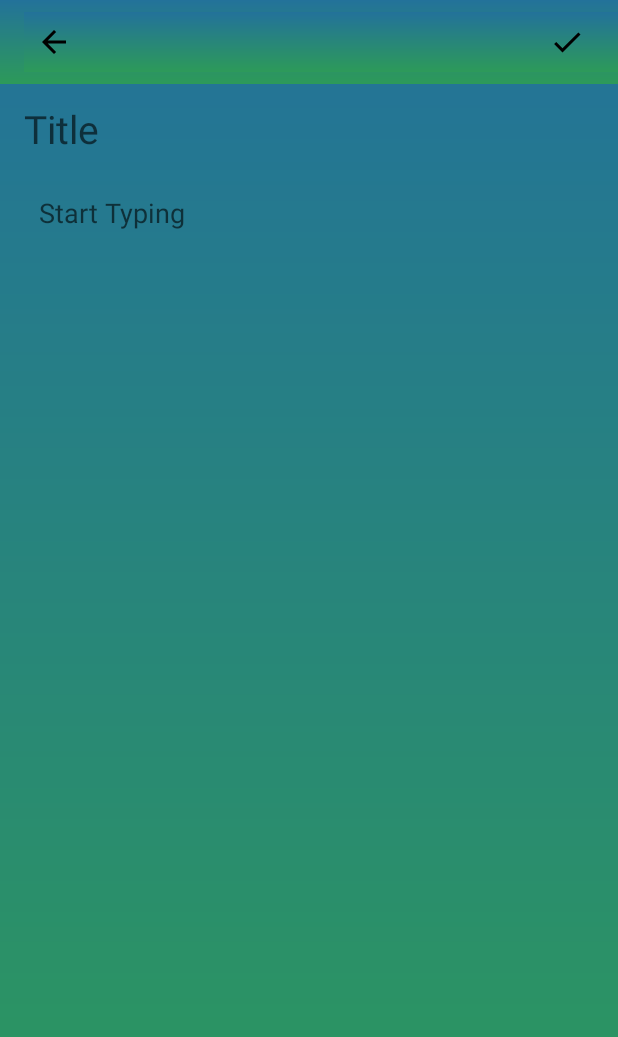
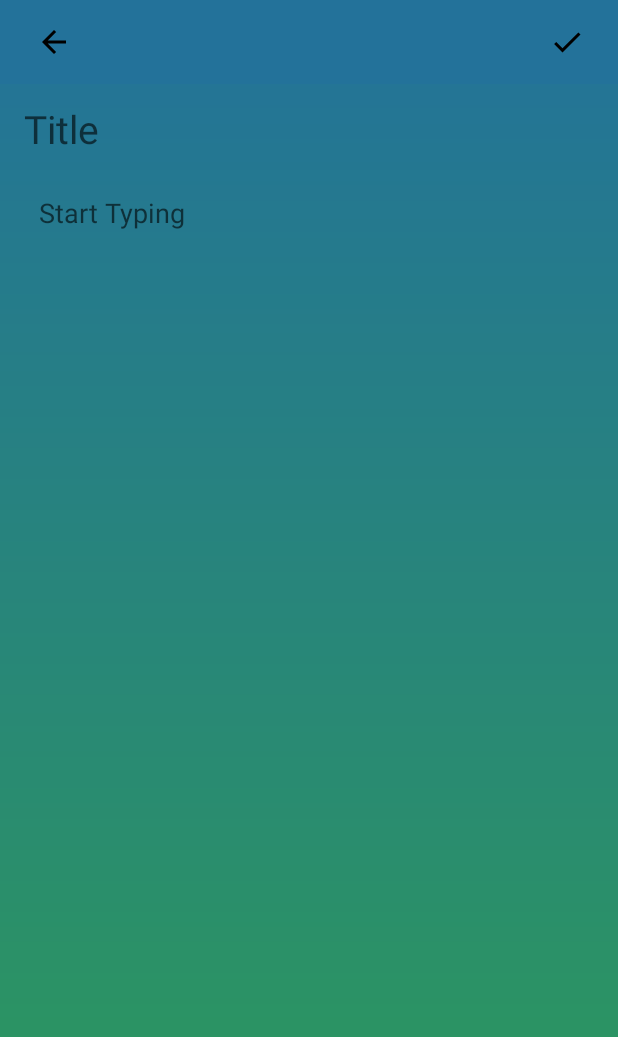
Before and after one commit to sakthi-dotcom/Notes, an Android app: the AddNote screen opened directly, with no data from a screen before it, on a phone screen of 412 x 824 dp. Shown: the top 1037 px of the screen. Run offline under Robolectric (Android 15) with nearby library versions, the phone set to English and light mode, and no system bars.

Commit message:
updated_commit

```diff
--- a/app/src/main/res/layout/activity_add_note.xml
+++ b/app/src/main/res/layout/activity_add_note.xml
@@ -11,7 +11,7 @@
         android:id="@+id/toolbar"
         android:layout_width="match_parent"
         android:layout_height="wrap_content"
-        android:background="@drawable/gradient_color"
+        android:background="#ff23729a"
         android:minHeight="?attr/actionBarSize"
         android:theme="?attr/actionBarTheme"
         app:layout_constraintEnd_toEndOf="parent"
@@ -21,7 +21,7 @@
         <RelativeLayout
             android:layout_width="wrap_content"
             android:layout_height="wrap_content"
-            android:background="@drawable/gradient_color">
+            android:background="#ff23729a">
 
             <ImageView
                 android:id="@+id/img_back_arrow"
--- a/app/src/main/res/values-night/themes.xml
+++ b/app/src/main/res/values-night/themes.xml
@@ -1,6 +1,6 @@
 <resources xmlns:tools="http://schemas.android.com/tools">
     <!-- Base application theme. -->
-    <style name="Theme.Notes" parent="Theme.MaterialComponents.DayNight.DarkActionBar">
+    <style name="Theme.Notes" parent="Theme.MaterialComponents.DayNight.NoActionBar">
         <!-- Primary brand color. -->
         <item name="colorPrimary">@color/purple_200</item>
         <item name="colorPrimaryVariant">@color/purple_700</item>
--- a/app/src/main/res/values/colors.xml
+++ b/app/src/main/res/values/colors.xml
@@ -1,7 +1,7 @@
 <?xml version="1.0" encoding="utf-8"?>
 <resources>
     <color name="purple_200">#FFBB86FC</color>
-    <color name="purple_500">#FF6200EE</color>
+    <color name="purple_500">#ff23729a</color>
     <color name="purple_700">#FF3700B3</color>
     <color name="teal_200">#FF03DAC5</color>
     <color name="teal_700">#FF018786</color>
```
Also changed, not shown: app/src/main/res/values/themes.xml (+1 -15 lines).
